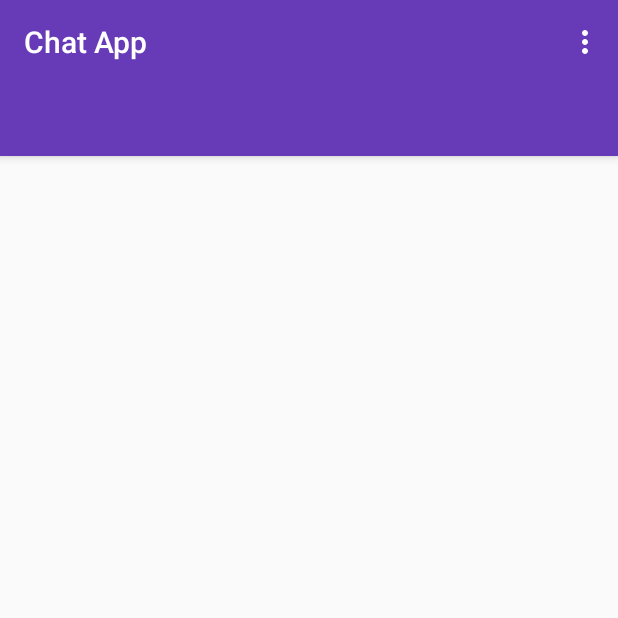
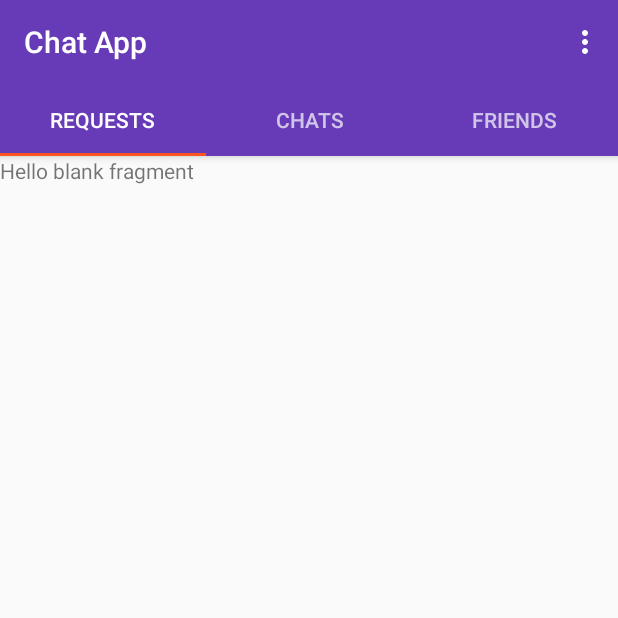
Before and after one commit to Rajnish20/Android, an Android app: the screen it shows after launch once a user with an empty profile is signed in (MainActivity), on a phone screen of 412 x 824 dp, the top half of it. Run offline under Robolectric (Android 15) with nearby library versions, the phone set to English and light mode, and no system bars; our stand-ins replace Firebase (no records; nobody signed in at launch, a user with empty details on screens opened directly).

Commit message:
Added Tabs

```diff
--- a/ChatApp/app/build.gradle
+++ b/ChatApp/app/build.gradle
@@ -24,6 +24,7 @@ dependencies {
     implementation 'com.android.support:design:26.1.0'
     implementation 'com.android.support.constraint:constraint-layout:1.1.3'
     implementation 'com.google.firebase:firebase-auth:11.0.4'
+    implementation 'com.android.support:support-v4:26.1.0'
     testImplementation 'junit:junit:4.12'
     androidTestImplementation 'com.android.support.test:runner:1.0.2'
     androidTestImplementation 'com.android.support.test.espresso:espresso-core:3.0.2'
@@ -33,4 +34,7 @@ dependencies {
 
 
 
+
+
+
 apply plugin: 'com.google.gms.google-services'
--- /dev/null
+++ b/ChatApp/app/src/main/java/com/example/android/chatapp/ChatsFragment.java
@@ -0,0 +1,29 @@
+package com.example.android.chatapp;
+
+
+import android.os.Bundle;
+import android.support.v4.app.Fragment;
+import android.view.LayoutInflater;
+import android.view.View;
+import android.view.ViewGroup;
+
+
+/**
+ * A simple {@link Fragment} subclass.
+ */
+public class ChatsFragment extends Fragment {
+
+
+    public ChatsFragment() {
+        // Required empty public constructor
+    }
+
+
+    @Override
+    public View onCreateView(LayoutInflater inflater, ViewGroup container,
+                             Bundle savedInstanceState) {
+        // Inflate the layout for this fragment
+        return inflater.inflate(R.layout.fragment_chats, container, false);
+    }
+
+}
--- a/ChatApp/app/src/main/java/com/example/android/chatapp/MainActivity.java
+++ b/ChatApp/app/src/main/java/com/example/android/chatapp/MainActivity.java
@@ -1,6 +1,8 @@
 package com.example.android.chatapp;
 
 import android.content.Intent;
+import android.support.design.widget.TabLayout;
+import android.support.v4.view.ViewPager;
 import android.support.v7.app.AppCompatActivity;
 import android.os.Bundle;
 import android.support.v7.widget.Toolbar;
@@ -15,6 +17,11 @@ public class MainActivity extends AppCompatActivity {
     private FirebaseAuth mAuth;
     private Toolbar mtoolbar;
 
+    private ViewPager mViewPager;
+    private SectionPagerAdapter mSectionPagerAdapter;
+
+    private TabLayout mTablayout;
+
     @Override
     protected void onCreate(Bundle savedInstanceState) {
         super.onCreate(savedInstanceState);
@@ -25,6 +32,13 @@ public class MainActivity extends AppCompatActivity {
         mtoolbar = (Toolbar)findViewById(R.id.main_page_toolbar);
         setSupportActionBar(mtoolbar);
         getSupportActionBar().setTitle("Chat App");
+
+        mViewPager = (ViewPager)findViewById(R.id.main_Tabpager);
+        mSectionPagerAdapter = new SectionPagerAdapter(getSupportFragmentManager());
+        mViewPager.setAdapter(mSectionPagerAdapter);
+
+        mTablayout = (TabLayout)findViewById(R.id.main_tabs);
+        mTablayout.setupWithViewPager(mViewPager);
     }
 
     @Override
--- /dev/null
+++ b/ChatApp/app/src/main/java/com/example/android/chatapp/RequestFragment.java
@@ -0,0 +1,29 @@
+package com.example.android.chatapp;
+
+
+import android.os.Bundle;
+import android.support.v4.app.Fragment;
+import android.view.LayoutInflater;
+import android.view.View;
+import android.view.ViewGroup;
+
+
+/**
+ * A simple {@link Fragment} subclass.
+ */
+public class RequestFragment extends Fragment {
+
+
+    public RequestFragment() {
+        // Required empty public constructor
+    }
+
+
+    @Override
+    public View onCreateView(LayoutInflater inflater, ViewGroup container,
+                             Bundle savedInstanceState) {
+        // Inflate the layout for this fragment
+        return inflater.inflate(R.layout.fragment_request, container, false);
+    }
+
+}
--- /dev/null
+++ b/ChatApp/app/src/main/java/com/example/android/chatapp/SectionPagerAdapter.java
@@ -0,0 +1,57 @@
+package com.example.android.chatapp;
+
+import android.support.v4.app.Fragment;
+import android.support.v4.app.FragmentManager;
+import android.support.v4.app.FragmentPagerAdapter;
+
+/**
+ * Created by Rajnish on 03-04-2019.
+ */
+
+class SectionPagerAdapter extends FragmentPagerAdapter {
+    public SectionPagerAdapter(FragmentManager fm) {
+        super(fm);
+    }
+
+    @Override
+    public Fragment getItem(int position) {
+        switch(position){
+            case 0:
+                RequestFragment requestfragment = new RequestFragment();
+                return requestfragment;
+
+            case 1:
+                ChatsFragment chatfragment = new ChatsFragment();
+                return chatfragment;
+
+            case 2:
+                FriendsFragment friendsFragment = new FriendsFragment();
+                return friendsFragment;
+
+            default:
+                return null;
+        }
+
+    }
+
+    @Override
+    public int getCount() {
+        return 3;
+    }
+
+    public CharSequence getPageTitle(int position){
+        switch(position){
+            case 0:
+                return "REQUESTS";
+
+            case 1:
+                return "CHATS";
+
+            case 2:
+                return "FRIENDS";
+
+            default:
+                return null;
+        }
+    }
+}
--- a/ChatApp/app/src/main/res/layout/activity_main.xml
+++ b/ChatApp/app/src/main/res/layout/activity_main.xml
@@ -8,21 +8,33 @@
 
     <android.support.design.widget.AppBarLayout
         android:layout_width="match_parent"
-        android:layout_height="wrap_content">
+        android:layout_height="wrap_content"
+        android:id="@+id/appBarLayout">
 
         <include
             android:id="@+id/main_page_toolbar"
             layout="@layout/main_app_bar_layout" />
 
         <android.support.design.widget.TabLayout
+            android:id="@+id/main_tabs"
             android:layout_width="match_parent"
-            android:layout_height="wrap_content">
+            android:layout_height="wrap_content"
+            android:theme="@style/ThemeOverlay.AppCompat.Dark.ActionBar">
 
         </android.support.design.widget.TabLayout>
 
 
     </android.support.design.widget.AppBarLayout>
 
+    <android.support.v4.view.ViewPager
+        android:id="@+id/main_Tabpager"
+        android:layout_width="match_parent"
+        android:layout_height="wrap_content"
+        android:layout_alignParentStart="true"
+        android:layout_below="@+id/appBarLayout">
+
+    </android.support.v4.view.ViewPager>
+
 
 
 
--- /dev/null
+++ b/ChatApp/app/src/main/res/layout/fragment_request.xml
@@ -0,0 +1,13 @@
+<FrameLayout xmlns:android="http://schemas.android.com/apk/res/android"
+    xmlns:tools="http://schemas.android.com/tools"
+    android:layout_width="match_parent"
+    android:layout_height="match_parent"
+    tools:context="com.example.android.chatapp.RequestFragment">
+
+    <!-- TODO: Update blank fragment layout -->
+    <TextView
+        android:layout_width="match_parent"
+        android:layout_height="match_parent"
+        android:text="@string/hello_blank_fragment" />
+
+</FrameLayout>
--- a/ChatApp/app/src/main/res/values/strings.xml
+++ b/ChatApp/app/src/main/res/values/strings.xml
@@ -1,3 +1,6 @@
 <resources>
     <string name="app_name">ChatApp</string>
+
+    <!-- TODO: Remove or change this placeholder text -->
+    <string name="hello_blank_fragment">Hello blank fragment</string>
 </resources>
```
Also changed, not shown: ChatApp/app/src/main/java/com/example/android/chatapp/FriendsFragment.java (added, +29 -0 lines), ChatApp/app/src/main/res/layout/fragment_chats.xml (added, +13 -0 lines), ChatApp/app/src/main/res/layout/fragment_friends.xml (added, +13 -0 lines).
